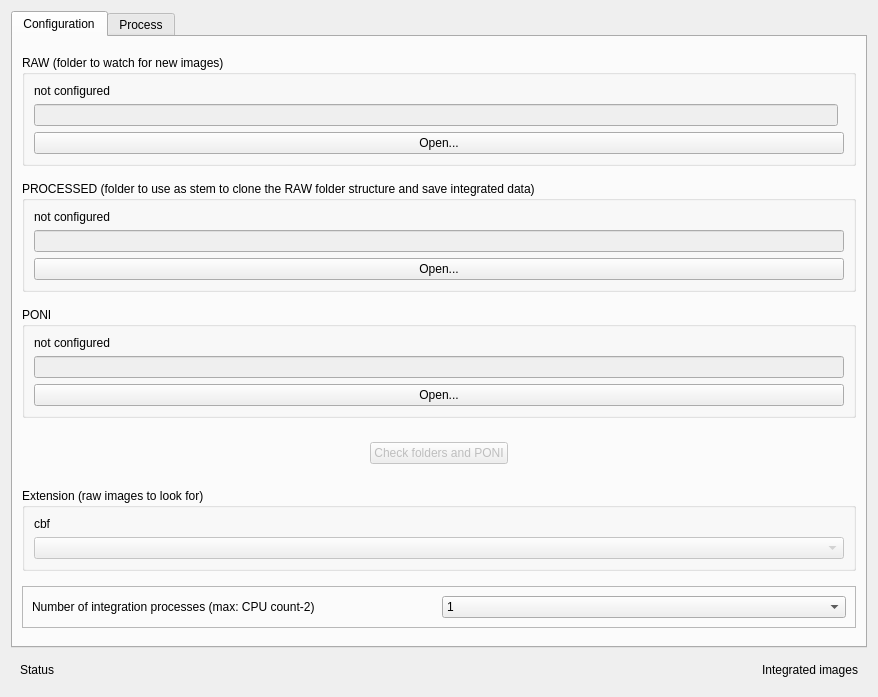
First picture: the form in integrator.ui, repository zoltan885/p212integrator, before the edit.
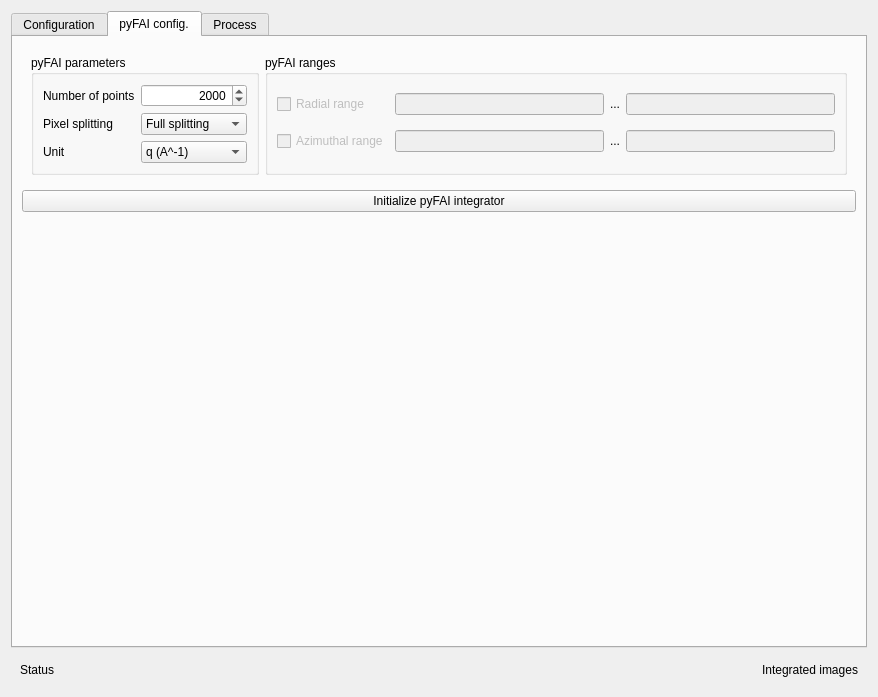
Second picture: the form after the edit. The open tabs and pages were chosen to show the change.

Commit message: Added new pyFAI parameters tab to integrator.ui

```diff
--- a/integrator.ui
+++ b/integrator.ui
@@ -254,6 +254,197 @@
        </item>
       </layout>
      </widget>
+     <widget class="QWidget" name="tab">
+      <attribute name="title">
+       <string>pyFAI config.</string>
+      </attribute>
+      <layout class="QVBoxLayout" name="verticalLayout_10">
+       <item>
+        <widget class="QWidget" name="widget_8" native="true">
+         <layout class="QHBoxLayout" name="horizontalLayout_9">
+          <item>
+           <widget class="QGroupBox" name="groupBox_9">
+            <property name="title">
+             <string>pyFAI parameters</string>
+            </property>
+            <layout class="QFormLayout" name="formLayout">
+             <item row="0" column="0">
+              <widget class="QLabel" name="label">
+               <property name="text">
+                <string>Number of points</string>
+               </property>
+              </widget>
+             </item>
+             <item row="0" column="1">
+              <widget class="QSpinBox" name="spinBox">
+               <property name="alignment">
+                <set>Qt::AlignRight|Qt::AlignTrailing|Qt::AlignVCenter</set>
+               </property>
+               <property name="minimum">
+                <number>500</number>
+               </property>
+               <property name="maximum">
+                <number>5000</number>
+               </property>
+               <property name="singleStep">
+                <number>100</number>
+               </property>
+               <property name="value">
+                <number>2000</number>
+               </property>
+              </widget>
+             </item>
+             <item row="1" column="0">
+              <widget class="QLabel" name="label_2">
+               <property name="text">
+                <string>Pixel splitting</string>
+               </property>
+              </widget>
+             </item>
+             <item row="1" column="1">
+              <widget class="QComboBox" name="comboBox">
+               <item>
+                <property name="text">
+                 <string>Full splitting</string>
+                </property>
+               </item>
+               <item>
+                <property name="text">
+                 <string>Bounding box</string>
+                </property>
+               </item>
+               <item>
+                <property name="text">
+                 <string>No splitting</string>
+                </property>
+               </item>
+              </widget>
+             </item>
+             <item row="2" column="0">
+              <widget class="QLabel" name="label_3">
+               <property name="text">
+                <string>Unit</string>
+               </property>
+              </widget>
+             </item>
+             <item row="2" column="1">
+              <widget class="QComboBox" name="comboBox_2">
+               <item>
+                <property name="text">
+                 <string>q (A^-1)</string>
+                </property>
+               </item>
+               <item>
+                <property name="text">
+                 <string>q (nm-1)</string>
+                </property>
+               </item>
+               <item>
+                <property name="text">
+                 <string>2 theta (deg)</string>
+                </property>
+               </item>
+              </widget>
+             </item>
+            </layout>
+           </widget>
+          </item>
+          <item>
+           <widget class="QGroupBox" name="groupBox_7">
+            <property name="title">
+             <string>pyFAI ranges</string>
+            </property>
+            <layout class="QGridLayout" name="gridLayout_2">
+             <item row="0" column="1">
+              <widget class="QLineEdit" name="lineEdit">
+               <property name="enabled">
+                <bool>false</bool>
+               </property>
+              </widget>
+             </item>
+             <item row="1" column="0">
+              <widget class="QCheckBox" name="checkBox_3">
+               <property name="enabled">
+                <bool>false</bool>
+               </property>
+               <property name="text">
+                <string>Azimuthal range</string>
+               </property>
+              </widget>
+             </item>
+             <item row="0" column="3">
+              <widget class="QLineEdit" name="lineEdit_2">
+               <property name="enabled">
+                <bool>false</bool>
+               </property>
+              </widget>
+             </item>
+             <item row="0" column="0">
+              <widget class="QCheckBox" name="checkBox_2">
+               <property name="enabled">
+                <bool>false</bool>
+               </property>
+               <property name="text">
+                <string>Radial range</string>
+               </property>
+              </widget>
+             </item>
+             <item row="0" column="2">
+              <widget class="QLabel" name="label_4">
+               <property name="text">
+                <string>...</string>
+               </property>
+              </widget>
+             </item>
+             <item row="1" column="1">
+              <widget class="QLineEdit" name="lineEdit_3">
+               <property name="enabled">
+                <bool>false</bool>
+               </property>
+              </widget>
+             </item>
+             <item row="1" column="2">
+              <widget class="QLabel" name="label_5">
+               <property name="text">
+                <string>...</string>
+               </property>
+              </widget>
+             </item>
+             <item row="1" column="3">
+              <widget class="QLineEdit" name="lineEdit_4">
+               <property name="enabled">
+                <bool>false</bool>
+               </property>
+              </widget>
+             </item>
+            </layout>
+           </widget>
+          </item>
+         </layout>
+        </widget>
+       </item>
+       <item>
+        <widget class="QPushButton" name="pushButton_initializeIntegrator">
+         <property name="text">
+          <string>Initialize pyFAI integrator</string>
+         </property>
+        </widget>
+       </item>
+       <item>
+        <spacer name="verticalSpacer_5">
+         <property name="orientation">
+          <enum>Qt::Vertical</enum>
+         </property>
+         <property name="sizeHint" stdset="0">
+          <size>
+           <width>20</width>
+           <height>40</height>
+          </size>
+         </property>
+        </spacer>
+       </item>
+      </layout>
+     </widget>
      <widget class="QWidget" name="proc">
       <attribute name="title">
        <string>Process</string>
@@ -276,7 +467,10 @@
            </spacer>
           </item>
           <item>
-           <widget class="QPushButton" name="pushButton_initializeIntegrator">
+           <widget class="QPushButton" name="pushButton_initializeIntegrator2">
+            <property name="enabled">
+             <bool>false</bool>
+            </property>
             <property name="text">
              <string>Initialize Integrator</string>
             </property>
```
